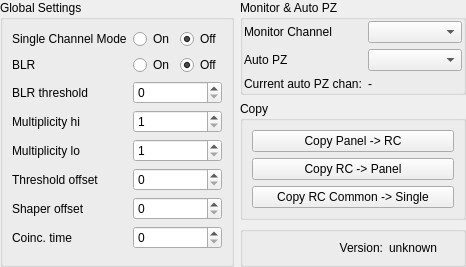
Qt form src/client/mesycontrol/ui/mscf16_global_settings.ui (flueke/mesycontrol) before a commit.
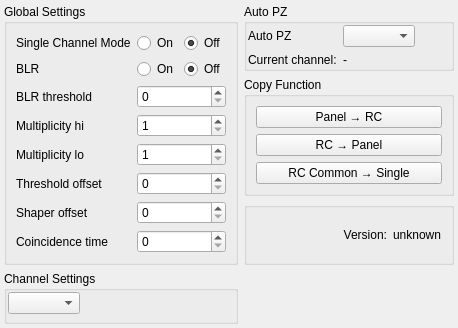
The same form after that commit.

Commit message:
Setup tree view, table view, & MSCF-16 updates
* 0-based indices for MSCF-16 channels & groups
* table view: stop spamming read requests if device is disconnected
* basic MSCF-16 implementation
* setup tree view:
    - open device on double click on the `name' column
    - better combobox for toggling device RC status
    - add `Rename' and `Toggle Polling' context menu actions

The edit to the form file:
```diff
--- a/src/client/mesycontrol/ui/mscf16_global_settings.ui
+++ b/src/client/mesycontrol/ui/mscf16_global_settings.ui
@@ -6,73 +6,17 @@
    <rect>
     <x>0</x>
     <y>0</y>
-    <width>466</width>
-    <height>240</height>
+    <width>449</width>
+    <height>288</height>
    </rect>
   </property>
   <property name="windowTitle">
    <string>Form</string>
   </property>
-  <layout class="QGridLayout" name="gridLayout_2">
+  <layout class="QGridLayout" name="gridLayout_3">
    <property name="margin">
-    <number>0</number>
+    <number>4</number>
    </property>
-   <item row="0" column="1">
-    <widget class="QGroupBox" name="">
-     <property name="title">
-      <string>Monitor &amp;&amp; Auto PZ</string>
-     </property>
-     <layout class="QFormLayout" name="formLayout_2">
-      <property name="margin">
-       <number>1</number>
-      </property>
-      <item row="0" column="0">
-       <widget class="QLabel" name="label_6">
-        <property name="text">
-         <string>Monitor Channel</string>
-        </property>
-       </widget>
-      </item>
-      <item row="0" column="1">
-       <widget class="QComboBox" name="combo_monitor_channel">
-        <property name="maxVisibleItems">
-         <number>100</number>
-        </property>
-        <property name="frame">
-         <bool>true</bool>
-        </property>
-       </widget>
-      </item>
-      <item row="1" column="0">
-       <widget class="QLabel" name="label_13">
-        <property name="text">
-         <string>Auto PZ</string>
-        </property>
-       </widget>
-      </item>
-      <item row="1" column="1">
-       <widget class="QComboBox" name="combo_auto_pz"/>
-      </item>
-      <item row="2" column="0">
-       <widget class="QLabel" name="label_11">
-        <property name="text">
-         <string>Current auto PZ chan:</string>
-        </property>
-       </widget>
-      </item>
-      <item row="2" column="1">
-       <widget class="QLabel" name="label_15">
-        <property name="text">
-         <string>-</string>
-        </property>
-        <property name="textInteractionFlags">
-         <set>Qt::LinksAccessibleByMouse|Qt::TextSelectableByMouse</set>
-        </property>
-       </widget>
-      </item>
-     </layout>
-    </widget>
-   </item>
    <item row="0" column="0" rowspan="3">
     <widget class="QGroupBox" name="">
      <property name="title">
@@ -239,7 +183,7 @@
       <item row="7" column="0">
        <widget class="QLabel" name="label_8">
         <property name="text">
-         <string>Coinc. time</string>
+         <string>Coincidence time</string>
         </property>
        </widget>
       </item>
@@ -253,30 +197,72 @@
      </layout>
     </widget>
    </item>
+   <item row="0" column="1">
+    <widget class="QGroupBox" name="">
+     <property name="title">
+      <string>Auto PZ</string>
+     </property>
+     <layout class="QFormLayout" name="formLayout_2">
+      <property name="fieldGrowthPolicy">
+       <enum>QFormLayout::ExpandingFieldsGrow</enum>
+      </property>
+      <property name="margin">
+       <number>1</number>
+      </property>
+      <item row="0" column="0">
+       <widget class="QLabel" name="label_13">
+        <property name="text">
+         <string>Auto PZ</string>
+        </property>
+       </widget>
+      </item>
+      <item row="0" column="1">
+       <widget class="QComboBox" name="combo_auto_pz"/>
+      </item>
+      <item row="1" column="0">
+       <widget class="QLabel" name="label_11">
+        <property name="text">
+         <string>Current channel:</string>
+        </property>
+       </widget>
+      </item>
+      <item row="1" column="1">
+       <widget class="QLabel" name="label_current_auto_pz_channel">
+        <property name="text">
+         <string>-</string>
+        </property>
+        <property name="textInteractionFlags">
+         <set>Qt::LinksAccessibleByMouse|Qt::TextSelectableByMouse</set>
+        </property>
+       </widget>
+      </item>
+     </layout>
+    </widget>
+   </item>
    <item row="1" column="1">
-    <widget class="QGroupBox" name="lolout1">
+    <widget class="QGroupBox" name="gb_copy">
      <property name="title">
-      <string>Copy</string>
+      <string>Copy Function</string>
      </property>
      <layout class="QGridLayout" name="gridLayout">
       <item row="2" column="0">
        <widget class="QPushButton" name="pb_copy_common2single">
         <property name="text">
-         <string>Copy RC Common -&gt; Single</string>
+         <string>RC Common → Single</string>
         </property>
        </widget>
       </item>
       <item row="1" column="0">
        <widget class="QPushButton" name="pb_copy_rc2panel">
         <property name="text">
-         <string>Copy RC -&gt; Panel</string>
+         <string>RC → Panel</string>
         </property>
        </widget>
       </item>
       <item row="0" column="0">
        <widget class="QPushButton" name="pb_copy_panel2rc">
         <property name="text">
-         <string>Copy Panel -&gt; RC</string>
+         <string>Panel → RC</string>
         </property>
        </widget>
       </item>
@@ -318,6 +304,50 @@
      </layout>
     </widget>
    </item>
+   <item row="3" column="0">
+    <widget class="QGroupBox" name="groupBox">
+     <property name="title">
+      <string>Channel Settings</string>
+     </property>
+     <layout class="QGridLayout" name="gridLayout_2">
+      <property name="margin">
+       <number>1</number>
+      </property>
+      <item row="0" column="0">
+       <widget class="QComboBox" name="combo_channel"/>
+      </item>
+      <item row="0" column="1">
+       <spacer name="horizontalSpacer">
+        <property name="orientation">
+         <enum>Qt::Horizontal</enum>
+        </property>
+        <property name="sizeHint" stdset="0">
+         <size>
+          <width>1</width>
+          <height>1</height>
+         </size>
+        </property>
+       </spacer>
+      </item>
+      <item row="1" column="0" colspan="2">
+       <widget class="QStackedWidget" name="stacked_channels"/>
+      </item>
+     </layout>
+    </widget>
+   </item>
+   <item row="3" column="1">
+    <spacer name="horizontalSpacer_2">
+     <property name="orientation">
+      <enum>Qt::Horizontal</enum>
+     </property>
+     <property name="sizeHint" stdset="0">
+      <size>
+       <width>195</width>
+       <height>20</height>
+      </size>
+     </property>
+    </spacer>
+   </item>
   </layout>
   <zorder>spin_blr_threshold</zorder>
   <zorder>combo_monitor_channel</zorder>
```
Left out of the diff: 24 changed lines with no effect on the pictures. The commit also changes 7 other files.
